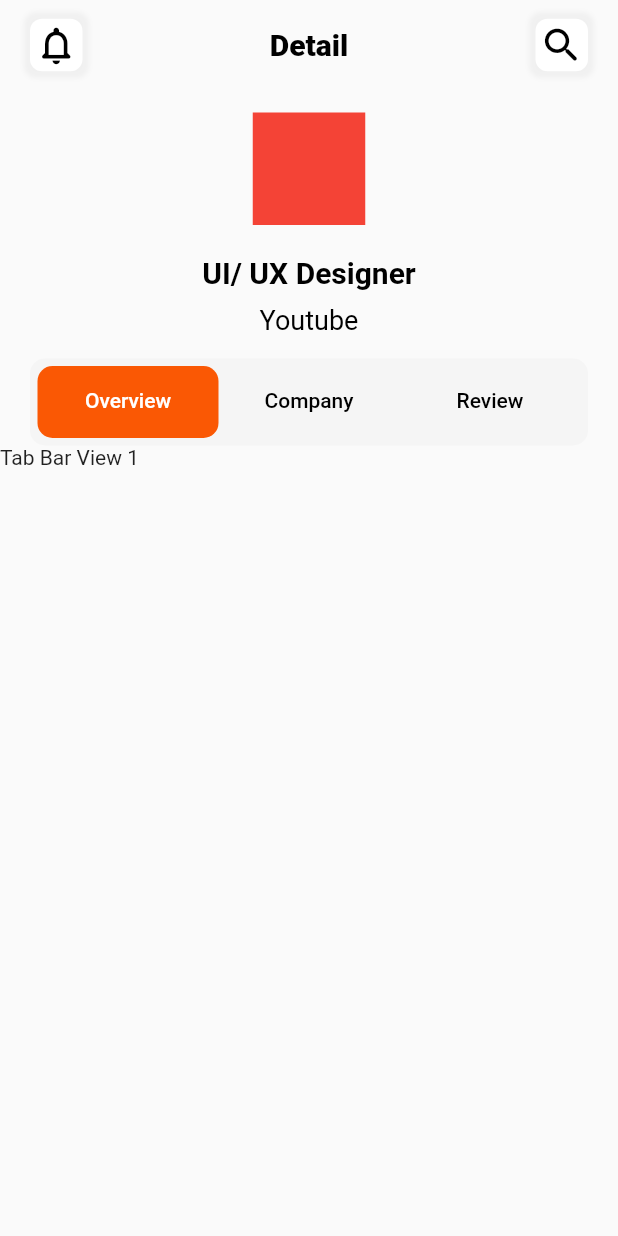
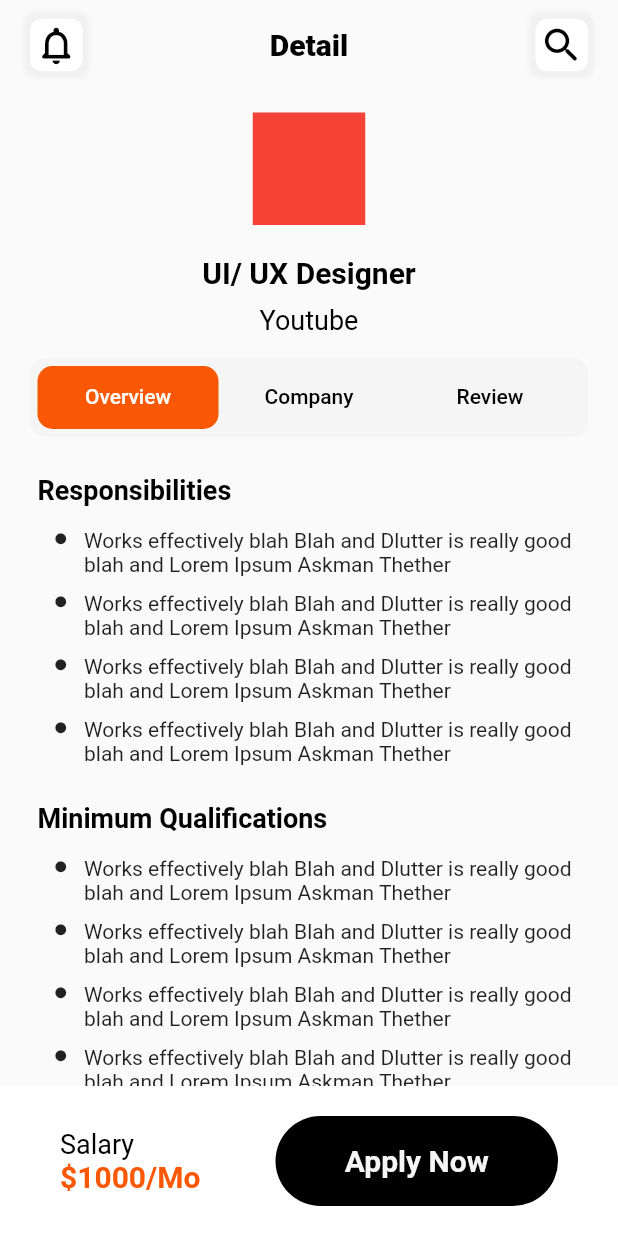
Before and after one commit to thetooaung07/job-portal, a Flutter app: the JobDetailsPage screen opened by its route, on a phone screen of 412 x 824 dp. Run offline on Flutter 3.47's test engine with Material 2 defaults, Android fonts, the phone set to English and light mode, and no system bars; our stand-ins replace flutter_svg, get.

Commit message:
Job_details_page with custom TabBarView

```diff
--- a/lib/view/job_details_page.dart
+++ b/lib/view/job_details_page.dart
@@ -16,8 +16,6 @@ class JobDetailsPage extends StatelessWidget {
         child: Column(
           crossAxisAlignment: CrossAxisAlignment.center,
           children: [
-            // App Bar
-
             MyAppBar(
               child: Padding(
                 padding: const EdgeInsets.symmetric(horizontal: 20.0),
@@ -46,55 +44,30 @@ class JobDetailsPage extends StatelessWidget {
                     ]),
               ),
             ),
-
-            // Company Logo
             CompanyLogo(),
-            // 3 Column Row
             JobTab(),
-            //Responsibilites
-            // Responsibilities(),
-            // // Qualifications
-            // Qualifications(),
-
-            //ApplyNowBtn
-            // Padding(
-            //   padding: const EdgeInsets.symmetric(vertical: 20.0),
-            //   child: Row(
-            //     children: [
-            //       Expanded(
-            //         child: Container(
-            //           height: 60,
-            //           decoration: BoxDecoration(
-            //               color: Colors.teal,
-            //               borderRadius: BorderRadius.circular(15)),
-            //           child: Center(
-            //             child: Text(
-            //               "Apply Now",
-            //               style: kLabelTextStyle.copyWith(
-            //                   fontSize: 20, color: Colors.white),
-            //             ),
-            //           ),
-            //         ),
-            //       ),
-            //       SizedBox(
-            //         width: 15,
-            //       ),
-            //       GestureDetector(
-            //         onTap: () {},
-            //         child: Container(
-            //             height: 60,
-            //             width: 60,
-            //             decoration: BoxDecoration(
-            //                 color: kSilverColor,
-            //                 borderRadius: BorderRadius.circular(10),
-            //                 border: Border.all(color: Colors.teal, width: 2)),
-            //             child: Icon(Icons.bookmark_border_rounded)),
-            //       ),
-            //     ],
-            //   ),
-            // ),
+            // ApplyNowBtn(),
           ],
         ),
+      ),
+      bottomNavigationBar: Container(
+        padding: EdgeInsets.symmetric(vertical: 20, horizontal: 40),
+        color: Colors.white,
+        height: 100,
+        child: ApplyNowBtn(),
+      ),
+    );
+  }
+}
+
+class JobTabs extends StatelessWidget {
+  const JobTabs({Key? key}) : super(key: key);
+
+  @override
+  Widget build(BuildContext context) {
+    return Expanded(
+      child: Container(
+        child: PageView(children: []),
       ),
     );
   }
@@ -108,9 +81,22 @@ class JobTab extends StatefulWidget {
 }
 
 class _JobTabState extends State<JobTab> with SingleTickerProviderStateMixin {
+  late TabController _tabController;
+  @override
+  void initState() {
+    _tabController = TabController(length: 3, vsync: this);
+    super.initState();
+  }
+
+  @override
+  void dispose() {
+    _tabController.dispose();
+    super.dispose();
+  }
+
   @override
   Widget build(BuildContext context) {
-    TabController _tabController = TabController(length: 3, vsync: this);
+    RxInt tabIndex = 0.obs;
 
     return Column(
       children: [
@@ -127,6 +113,11 @@ class _JobTabState extends State<JobTab> with SingleTickerProviderStateMixin {
                 splashColor: Colors.transparent,
                 highlightColor: Colors.transparent),
             child: TabBar(
+              onTap: (idx) {
+                tabIndex.value = idx;
+
+                print(idx);
+              },
               unselectedLabelColor: Colors.black,
               indicatorSize: TabBarIndicatorSize.tab,
               indicator: BoxDecoration(
@@ -137,30 +128,128 @@ class _JobTabState extends State<JobTab> with SingleTickerProviderStateMixin {
               controller: _tabController,
               tabs: [
                 Tab(
+                  height: 40,
                   text: "Overview",
                 ),
                 Tab(
+                  height: 40,
                   text: "Company",
                 ),
                 Tab(
+                  height: 40,
                   text: "Review",
                 ),
               ],
             ),
           ),
         ),
-        Container(
+        Obx(
+          () => CustomTabBarView(
+            tabIndex: tabIndex.value,
+            firstTab: FirstTab(),
+            secondTab: FirstTab(),
+            thirdTab: FirstTab(),
+          ),
+        )
+        // Container(
+        //   width: Get.width,
+        //   height: 550,
+        //   child: TabBarView(
+        //     controller: _tabController,
+        //     children: [
+        //       SingleChildScrollView(
+        // child: Column(
+        //   children: [
+        //     // Responsibilities
+        //     Responsibilities(),
+        //     // Qualifications
+        //     Qualifications(),
+        //     Qualifications(),
+        //     // ApplyNowBtn
+        //     // ApplyNowBtn(),
+        //   ],
+        // ),
+        // ),
+        //       Text("Tab Bar View 2"),
+        //       Text("Tab Bar View 3"),
+        //     ],
+        //   ),
+        // ),
+      ],
+    );
+  }
+}
+
+class FirstTab extends StatelessWidget {
+  const FirstTab({Key? key}) : super(key: key);
+
+  @override
+  Widget build(BuildContext context) {
+    return Column(
+      children: [
+        // Responsibilities
+        Responsibilities(),
+        // Qualifications
+        Qualifications(),
+        Qualifications(),
+        // ApplyNowBtn
+        // ApplyNowBtn(),
+      ],
+    );
+  }
+}
+
+class CustomTabBarView extends StatelessWidget {
+  final int tabIndex;
+  final Widget firstTab;
+  final Widget secondTab;
+  final Widget thirdTab;
+
+  const CustomTabBarView({
+    Key? key,
+    required this.tabIndex,
+    required this.firstTab,
+    required this.secondTab,
+    required this.thirdTab,
+  }) : super(key: key);
+
+  @override
+  Widget build(BuildContext context) {
+    return Stack(
+      children: <Widget>[
+        AnimatedContainer(
+          child: firstTab,
           width: Get.width,
-          height: 500,
-          child: TabBarView(
-            controller: _tabController,
-            children: [
-              Text("Tab Bar View 1"),
-              Text("Tab Bar View 2"),
-              Text("Tab Bar View 3"),
-            ],
-          ),
+          padding: const EdgeInsets.symmetric(horizontal: 25, vertical: 10),
+          transform:
+              Matrix4.translationValues(tabIndex == 0 ? 0 : -Get.width, 0, 0),
+          duration: Duration(milliseconds: 175),
+          curve: Curves.easeIn,
         ),
+        AnimatedContainer(
+          child: secondTab,
+          width: Get.width,
+          padding: const EdgeInsets.symmetric(horizontal: 16, vertical: 24),
+          transform: Matrix4.translationValues(
+              tabIndex == 1
+                  ? 0
+                  : tabIndex == 2
+                      ? -Get.width
+                      : Get.width,
+              0,
+              0),
+          duration: Duration(milliseconds: 175),
+          curve: Curves.easeIn,
+        ),
+        AnimatedContainer(
+          child: thirdTab,
+          width: Get.width,
+          padding: const EdgeInsets.symmetric(horizontal: 16, vertical: 24),
+          transform:
+              Matrix4.translationValues(tabIndex == 2 ? 0 : Get.width, 0, 0),
+          duration: Duration(milliseconds: 175),
+          curve: Curves.easeIn,
+        )
       ],
     );
   }
@@ -207,7 +296,9 @@ class Responsibilities extends StatelessWidget {
       crossAxisAlignment: CrossAxisAlignment.start,
       children: [
         Padding(
-          padding: EdgeInsets.symmetric(vertical: 15),
+          padding: EdgeInsets.symmetric(
+            vertical: 15,
+          ),
           child: Text(
             "Responsibilities",
             style: kLabelTextStyle,
@@ -252,7 +343,7 @@ class BulletText extends StatelessWidget {
   @override
   Widget build(BuildContext context) {
     return Padding(
-      padding: const EdgeInsets.only(bottom: 10.0),
+      padding: const EdgeInsets.only(bottom: 10.0, left: 10),
       child: Row(
         crossAxisAlignment: CrossAxisAlignment.start,
         children: [
@@ -275,3 +366,53 @@ class BulletText extends StatelessWidget {
     );
   }
 }
+
+class ApplyNowBtn extends StatelessWidget {
+  const ApplyNowBtn({
+    Key? key,
+  }) : super(key: key);
+
+  @override
+  Widget build(BuildContext context) {
+    return Row(
+      mainAxisAlignment: MainAxisAlignment.spaceBetween,
+      crossAxisAlignment: CrossAxisAlignment.center,
+      children: [
+        Column(
+          mainAxisAlignment: MainAxisAlignment.center,
+          crossAxisAlignment: CrossAxisAlignment.start,
+          children: [
+            Text(
+              "Salary",
+              style: kCaptionTextStyle,
+            ),
+            Text(
+              "\$1000/Mo",
+              style: kHeaderTextStyle.copyWith(color: btnBgColorRed),
+            ),
+          ],
+        ),
+        SizedBox(
+          width: 50,
+        ),
+        Expanded(
+          child: Container(
+            // padding: EdgeInsets.symmetric(vertical: 5, horizontal: 75),
+            height: 60,
+            decoration: BoxDecoration(
+              color: Colors.black,
+              borderRadius: BorderRadius.circular(50),
+            ),
+            child: Center(
+              child: Text(
+                "Apply Now",
+                style:
+                    kLabelTextStyle.copyWith(fontSize: 20, color: themeBgColor),
+              ),
+            ),
+          ),
+        ),
+      ],
+    );
+  }
+}
```
